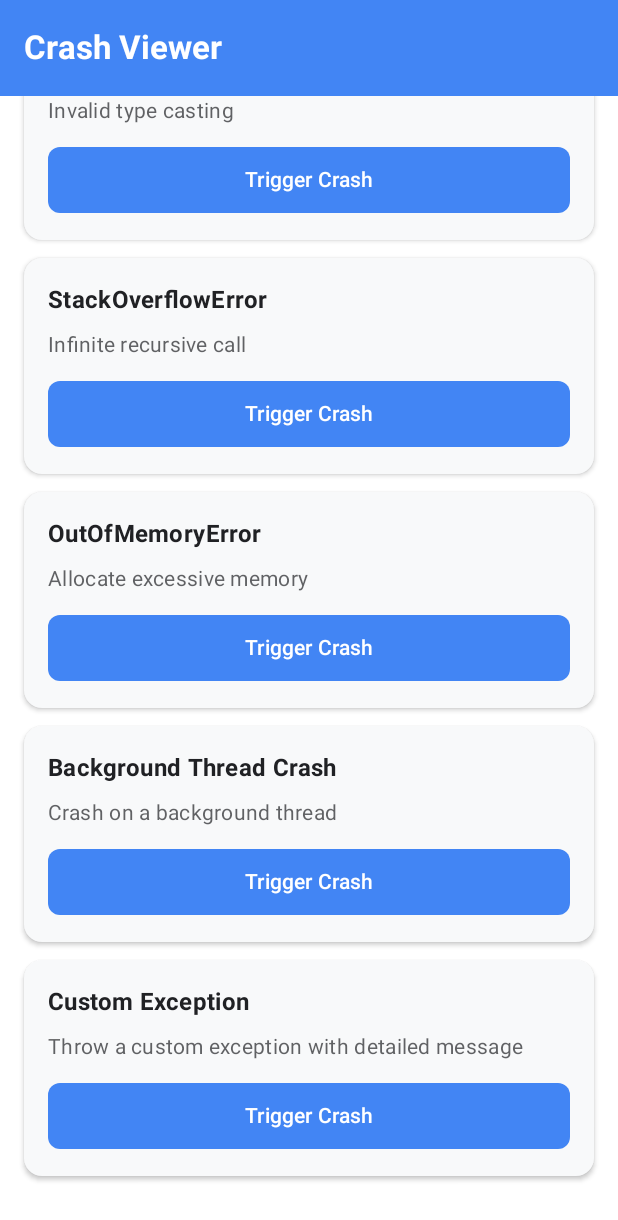
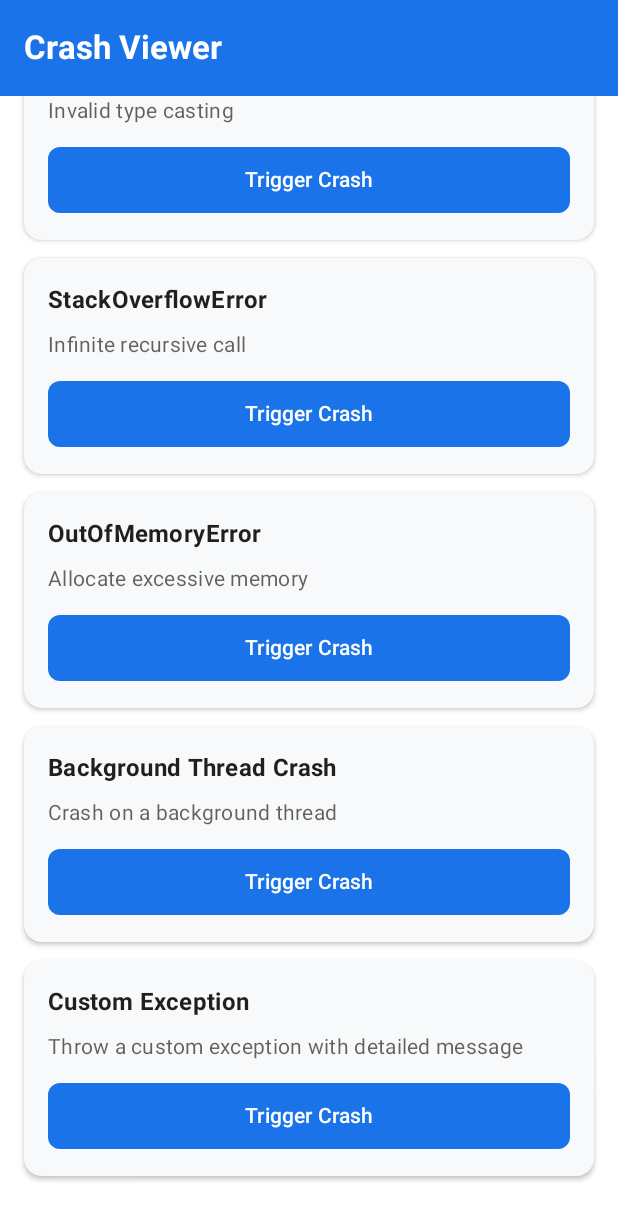
Before and after one commit to DongLab-DevTools/Android-Crash-Report-Activity, an Android app built with Jetpack Compose: the screen it shows after launch (MainActivity), scrolled down 532 dp, on a phone screen of 412 x 824 dp. Shown: the top 1220 px of the screen. Run offline under Robolectric (Android 15) with nearby library versions, the phone set to English and light mode, and no system bars.

Commit message:
feat : gemini 컬러 팔레트 설정

```diff
--- a/app/src/main/java/com/donglab/crashviewer/ui/theme/Color.kt
+++ b/app/src/main/java/com/donglab/crashviewer/ui/theme/Color.kt
@@ -2,26 +2,42 @@ package com.donglab.crashviewer.ui.theme
 
 import androidx.compose.ui.graphics.Color
 
-// Gemini-inspired color scheme
-// Light theme colors
-val GeminiBlue = Color(0xFF4285F4)
-val GeminiLightBlue = Color(0xFF8AB4F8)
-val GeminiPurple = Color(0xFF9334E6)
-val GeminiLightPurple = Color(0xFFD4B9FF)
-val GeminiRed = Color(0xFFEA4335)
-val GeminiYellow = Color(0xFFFBBC04)
-val GeminiGreen = Color(0xFF34A853)
+// New Gemini-inspired color palette
 
-// Surface and background colors
-val GeminiSurface = Color(0xFFF8F9FA)
-val GeminiBackground = Color(0xFFFFFFFF)
-val GeminiOnSurface = Color(0xFF202124)
-val GeminiOnBackground = Color(0xFF202124)
+// Core Colors
+val Blue40 = Color(0xFF1a73e8)
+val Blue80 = Color(0xFF89b4f8)
+val Purple40 = Color(0xFF9334e6)
+val Purple80 = Color(0xFFd4b9ff)
 
-// Dark theme colors
-val GeminiDarkBlue = Color(0xFF8AB4F8)
-val GeminiDarkPurple = Color(0xFFD4B9FF)
-val GeminiDarkSurface = Color(0xFF292A2D)
-val GeminiDarkBackground = Color(0xFF202124)
-val GeminiDarkOnSurface = Color(0xFFE8EAED)
-val GeminiDarkOnBackground = Color(0xFFE8EAED)
+// Light Theme Colors
+val LightPrimary = Blue40
+val LightOnPrimary = Color.White
+val LightSecondary = Purple40
+val LightOnSecondary = Color.White
+val LightBackground = Color(0xFFFFFFFF)
+val LightOnBackground = Color(0xFF1f1f1f)
+val LightSurface = Color(0xFFf8f9fa)
+val LightOnSurface = Color(0xFF1f1f1f)
+val LightSurfaceVariant = Color(0xFFe0e0e0)
+val LightOnSurfaceVariant = Color(0xFF424242)
+val LightOutline = Color(0xFFbdbdbd)
+
+// Dark Theme Colors
+val DarkPrimary = Blue80
+val DarkOnPrimary = Color(0xFF00325b)
+val DarkSecondary = Purple80
+val DarkOnSecondary = Color(0xFF3e2723)
+val DarkBackground = Color(0xFF131314)
+val DarkOnBackground = Color(0xFFe3e3e3)
+val DarkSurface = Color(0xFF1e1f20)
+val DarkOnSurface = Color(0xFFe3e3e3)
+val DarkSurfaceVariant = Color(0xFF424242)
+val DarkOnSurfaceVariant = Color(0xFFc2c2c2)
+val DarkOutline = Color(0xFF8a8a8a)
+
+// Gradient Colors
+val GradientStartBlue = Color(0xFF2D3A8A)
+val GradientEndPurple = Color(0xFF7E3F8F)
+val LightGradientStart = Color(0xFF4285F4)
+val LightGradientEnd = Color(0xFF9334E6)
--- a/app/src/main/java/com/donglab/crashviewer/ui/theme/Theme.kt
+++ b/app/src/main/java/com/donglab/crashviewer/ui/theme/Theme.kt
@@ -13,37 +13,31 @@ import androidx.compose.ui.graphics.Color
 import androidx.compose.ui.platform.LocalContext
 
 private val DarkColorScheme = darkColorScheme(
-    primary = GeminiDarkBlue,
-    onPrimary = Color.Black,
-    primaryContainer = GeminiDarkPurple,
-    onPrimaryContainer = Color.Black,
-    secondary = GeminiDarkPurple,
-    onSecondary = Color.Black,
-    tertiary = GeminiLightPurple,
-    onTertiary = Color.Black,
-    error = GeminiRed,
-    onError = Color.White,
-    background = GeminiDarkBackground,
-    onBackground = GeminiDarkOnBackground,
-    surface = GeminiDarkSurface,
-    onSurface = GeminiDarkOnSurface,
+    primary = DarkPrimary,
+    onPrimary = DarkOnPrimary,
+    secondary = DarkSecondary,
+    onSecondary = DarkOnSecondary,
+    background = DarkBackground,
+    onBackground = DarkOnBackground,
+    surface = DarkSurface,
+    onSurface = DarkOnSurface,
+    surfaceVariant = DarkSurfaceVariant,
+    onSurfaceVariant = DarkOnSurfaceVariant,
+    outline = DarkOutline
 )
 
 private val LightColorScheme = lightColorScheme(
-    primary = GeminiBlue,
-    onPrimary = Color.White,
-    primaryContainer = GeminiLightBlue,
-    onPrimaryContainer = Color.Black,
-    secondary = GeminiPurple,
-    onSecondary = Color.White,
-    tertiary = GeminiLightPurple,
-    onTertiary = Color.Black,
-    error = GeminiRed,
-    onError = Color.White,
-    background = GeminiBackground,
-    onBackground = GeminiOnBackground,
-    surface = GeminiSurface,
-    onSurface = GeminiOnSurface,
+    primary = LightPrimary,
+    onPrimary = LightOnPrimary,
+    secondary = LightSecondary,
+    onSecondary = LightOnSecondary,
+    background = LightBackground,
+    onBackground = LightOnBackground,
+    surface = LightSurface,
+    onSurface = LightOnSurface,
+    surfaceVariant = LightSurfaceVariant,
+    onSurfaceVariant = LightOnSurfaceVariant,
+    outline = LightOutline
 )
 
 @Composable
```
